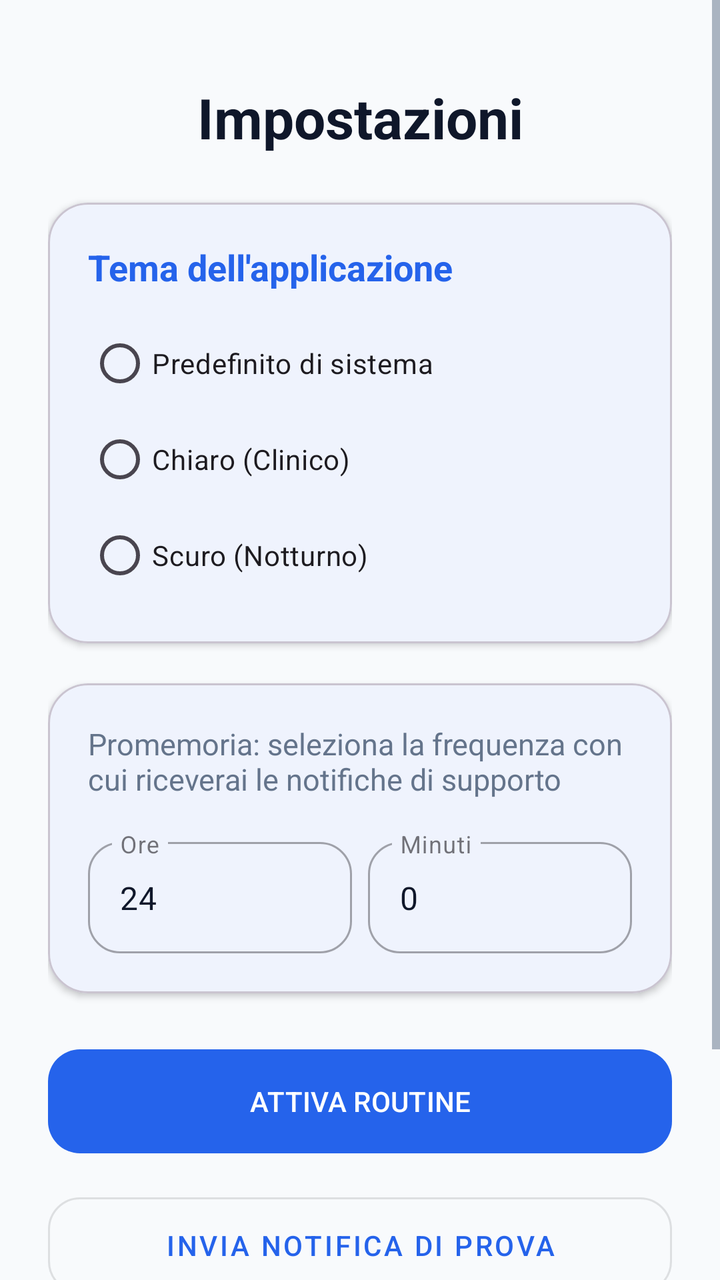
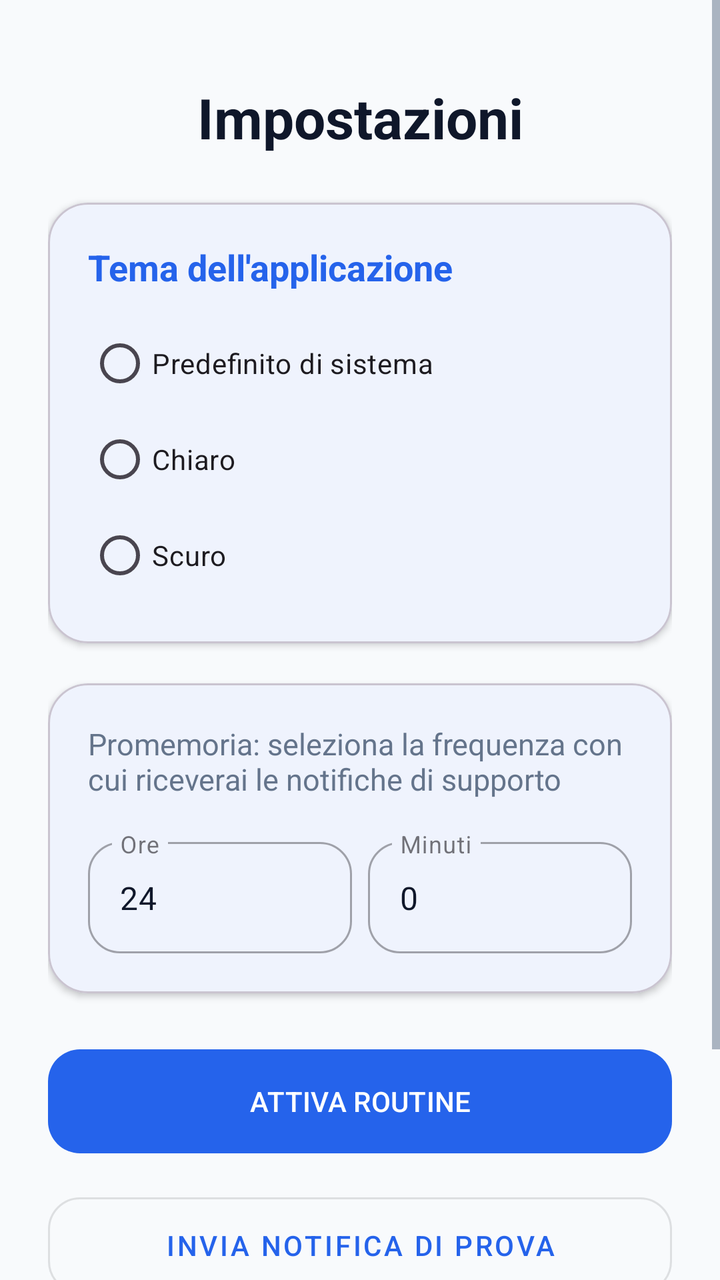

Screens rendered from an Android XML layout before and after an edit, with the pre-edit source and the edit as a unified diff.
<!-- AndroidManifest.xml: application theme Theme.SmokeShield -->
<!-- res/layout/fragment_settings.xml -->
<?xml version="1.0" encoding="utf-8"?>
<layout xmlns:android="http://schemas.android.com/apk/res/android"
    xmlns:app="http://schemas.android.com/apk/res-auto"
    xmlns:tools="http://schemas.android.com/tools">

    <ScrollView
        android:layout_width="match_parent"
        android:layout_height="match_parent"
        android:background="?android:attr/colorBackground"
        android:fillViewport="true">

        <androidx.constraintlayout.widget.ConstraintLayout
            android:layout_width="match_parent"
            android:layout_height="wrap_content"
            android:padding="24dp"
            tools:context=".SettingsFragment">

            <TextView
                android:id="@+id/tv_settings_title"
                android:layout_width="wrap_content"
                android:layout_height="wrap_content"
                android:layout_marginTop="16dp"
                android:text="Impostazioni"
                android:textSize="28sp"
                android:textStyle="bold"
                android:textColor="?android:attr/textColorPrimary"
                app:layout_constraintEnd_toEndOf="parent"
                app:layout_constraintStart_toStartOf="parent"
                app:layout_constraintTop_toTopOf="parent" />

            
            <com.google.android.material.card.MaterialCardView
                android:id="@+id/card_theme"
                android:layout_width="match_parent"
                android:layout_height="wrap_content"
                android:layout_marginTop="24dp"
                app:cardCornerRadius="20dp"
                app:cardElevation="2dp"
                app:cardBackgroundColor="?attr/colorSurface"
                app:layout_constraintTop_toBottomOf="@id/tv_settings_title"
                app:layout_constraintStart_toStartOf="parent"
                app:layout_constraintEnd_toEndOf="parent">

                <LinearLayout
                    android:layout_width="match_parent"
                    android:layout_height="wrap_content"
                    android:orientation="vertical"
                    android:padding="20dp">

                    <TextView
                        android:id="@+id/tv_theme_title"
                        android:layout_width="wrap_content"
                        android:layout_height="wrap_content"
                        android:text="Tema dell'applicazione"
                        android:textSize="18sp"
                        android:textStyle="bold"
                        android:textColor="?attr/colorPrimary" />

                    <RadioGroup
                        android:id="@+id/rg_theme"
                        android:layout_width="match_parent"
                        android:layout_height="wrap_content"
                        android:layout_marginTop="12dp">
                        <RadioButton android:id="@+id/rb_system" android:layout_width="match_parent" android:layout_height="wrap_content" android:text="Predefinito di sistema" />
                        <RadioButton android:id="@+id/rb_light" android:layout_width="match_parent" android:layout_height="wrap_content" android:text="Chiaro (Clinico)" />
                        <RadioButton android:id="@+id/rb_dark" android:layout_width="match_parent" android:layout_height="wrap_content" android:text="Scuro (Notturno)" />
                    </RadioGroup>
                </LinearLayout>
            </com.google.android.material.card.MaterialCardView>

            
            <com.google.android.material.card.MaterialCardView
                android:id="@+id/card_notifications"
                android:layout_width="match_parent"
                android:layout_height="wrap_content"
                android:layout_marginTop="20dp"
                app:cardCornerRadius="20dp"
                app:cardElevation="2dp"
                app:cardBackgroundColor="?attr/colorSurface"
                app:layout_constraintTop_toBottomOf="@id/card_theme"
                app:layout_constraintStart_toStartOf="parent"
                app:layout_constraintEnd_toEndOf="parent">

                <LinearLayout
                    android:layout_width="match_parent"
                    android:layout_height="wrap_content"
                    android:orientation="vertical"
                    android:padding="20dp">

                    <TextView
                        android:id="@+id/tv_settings_desc"
                        android:layout_width="match_parent"
                        android:layout_height="wrap_content"
                        android:text="Promemoria: seleziona la frequenza con cui riceverai le notifiche di supporto"
                        android:textSize="15sp"
                        android:textColor="?android:attr/textColorSecondary" />

                    <LinearLayout
                        android:id="@+id/ll_time_inputs"
                        android:layout_width="match_parent"
                        android:layout_height="wrap_content"
                        android:layout_marginTop="16dp"
                        android:orientation="horizontal"
                        android:weightSum="2">
                        <com.google.android.material.textfield.TextInputLayout
                            style="@style/Widget.MaterialComponents.TextInputLayout.OutlinedBox"
                            android:layout_width="0dp"
                            android:layout_height="wrap_content"
                            android:layout_marginEnd="8dp"
                            android:layout_weight="1"
                            app:boxCornerRadiusTopStart="16dp"
                            app:boxCornerRadiusTopEnd="16dp"
                            app:boxCornerRadiusBottomStart="16dp"
                            app:boxCornerRadiusBottomEnd="16dp"
                            android:hint="Ore">
                            <com.google.android.material.textfield.TextInputEditText
                                android:id="@+id/et_hours"
                                android:layout_width="match_parent"
                                android:layout_height="wrap_content"
                                android:inputType="number"
                                android:text="24" />
                        </com.google.android.material.textfield.TextInputLayout>
                        <com.google.android.material.textfield.TextInputLayout
                            style="@style/Widget.MaterialComponents.TextInputLayout.OutlinedBox"
                            android:layout_width="0dp"
                            android:layout_height="wrap_content"
                            android:layout_weight="1"
                            app:boxCornerRadiusTopStart="16dp"
                            app:boxCornerRadiusTopEnd="16dp"
                            app:boxCornerRadiusBottomStart="16dp"
                            app:boxCornerRadiusBottomEnd="16dp"
                            android:hint="Minuti">
                            <com.google.android.material.textfield.TextInputEditText
                                android:id="@+id/et_minutes"
                                android:layout_width="match_parent"
                                android:layout_height="wrap_content"
                                android:inputType="number"
                                android:text="0" />
                        </com.google.android.material.textfield.TextInputLayout>
                    </LinearLayout>
                </LinearLayout>
            </com.google.android.material.card.MaterialCardView>

            
            <Button
                android:id="@+id/btn_schedule"
                android:layout_width="match_parent"
                android:layout_height="60dp"
                android:layout_marginTop="24dp"
                android:text="ATTIVA ROUTINE"
                app:cornerRadius="16dp"
                app:layout_constraintTop_toBottomOf="@id/card_notifications" />

            <Button
                android:id="@+id/btn_test_now"
                style="@style/Widget.MaterialComponents.Button.OutlinedButton"
                android:layout_width="match_parent"
                android:layout_height="60dp"
                android:layout_marginTop="12dp"
                android:text="INVIA NOTIFICA DI PROVA"
                app:cornerRadius="16dp"
                app:layout_constraintTop_toBottomOf="@id/btn_schedule" />

            <Button
                android:id="@+id/btn_delete_account"
                style="@style/Widget.MaterialComponents.Button.TextButton"
                android:layout_width="match_parent"
                android:layout_height="wrap_content"
                android:layout_marginTop="32dp"
                android:layout_marginBottom="24dp"
                android:text="Elimina Account"
                android:textColor="@color/colorSos"
                app:layout_constraintBottom_toBottomOf="parent"
                app:layout_constraintTop_toBottomOf="@id/btn_test_now"
                app:layout_constraintVertical_bias="1.0" />

        </androidx.constraintlayout.widget.ConstraintLayout>
    </ScrollView>
</layout>
<!-- resources referenced by this layout -->
<resources>
  <color name="colorSos">#EF4444</color>
  <style name="Theme.SmokeShield" parent="Base.Theme.SmokeShield" />
  <style name="Base.Theme.SmokeShield" parent="Theme.Material3.DayNight.NoActionBar">
          
          <item name="colorPrimary">@color/primaryColor</item>
          <item name="colorOnPrimary">@color/white</item>
          <item name="colorSecondary">@color/secondaryColor</item>
          <item name="colorOnSecondary">@color/white</item>
  
          
          <item name="android:windowLayoutInDisplayCutoutMode" tools:targetApi="p">shortEdges</item>
          <item name="android:statusBarColor">@color/backgroundColor</item>
          <item name="android:navigationBarColor">@color/backgroundColor</item>
  
          
          <item name="android:colorBackground">@color/backgroundColor</item>
          <item name="colorSurface">@color/surfaceColor</item>
          <item name="colorError">@color/colorSos</item>
  
          
          <item name="android:textColorPrimary">@color/textColor</item>
          <item name="android:textColorSecondary">@color/textColorLight</item>
  
          
          <item name="shapeAppearanceSmallComponent">@style/ShapeAppearance.SmokeShield.Small</item>
          <item name="shapeAppearanceMediumComponent">@style/ShapeAppearance.SmokeShield.Medium</item>
          <item name="shapeAppearanceLargeComponent">@style/ShapeAppearance.SmokeShield.Large</item>
      </style>
  <color name="primaryColor">#2563EB</color>
  <color name="white">#FFFFFFFF</color>
  <color name="secondaryColor">#F59E0B</color>
  <color name="backgroundColor">#F8FAFC</color>
  <color name="surfaceColor">#FFFFFF</color>
  <color name="textColor">#0F172A</color>
  <color name="textColorLight">#64748B</color>
  <style name="ShapeAppearance.SmokeShield.Small" parent="ShapeAppearance.MaterialComponents.SmallComponent">
          <item name="cornerFamily">rounded</item>
          <item name="cornerSize">12dp</item>
      </style>
  <style name="ShapeAppearance.SmokeShield.Medium" parent="ShapeAppearance.MaterialComponents.MediumComponent">
          <item name="cornerFamily">rounded</item>
          <item name="cornerSize">20dp</item>
      </style>
  <style name="ShapeAppearance.SmokeShield.Large" parent="ShapeAppearance.MaterialComponents.LargeComponent">
          <item name="cornerFamily">rounded</item>
          <item name="cornerSize">28dp</item>
      </style>
</resources>

<!-- the commit's change to res/layout/fragment_settings.xml (unified diff, before → after) -->
@@ -62,8 +62,18 @@
                         android:layout_height="wrap_content"
                         android:layout_marginTop="12dp">
                         <RadioButton android:id="@+id/rb_system" android:layout_width="match_parent" android:layout_height="wrap_content" android:text="Predefinito di sistema" />
-                        <RadioButton android:id="@+id/rb_light" android:layout_width="match_parent" android:layout_height="wrap_content" android:text="Chiaro (Clinico)" />
-                        <RadioButton android:id="@+id/rb_dark" android:layout_width="match_parent" android:layout_height="wrap_content" android:text="Scuro (Notturno)" />
+
+                        <RadioButton
+                            android:id="@+id/rb_light"
+                            android:layout_width="match_parent"
+                            android:layout_height="wrap_content"
+                            android:text="Chiaro " />
+
+                        <RadioButton
+                            android:id="@+id/rb_dark"
+                            android:layout_width="match_parent"
+                            android:layout_height="wrap_content"
+                            android:text="Scuro " />
                     </RadioGroup>
                 </LinearLayout>
             </com.google.android.material.card.MaterialCardView>
